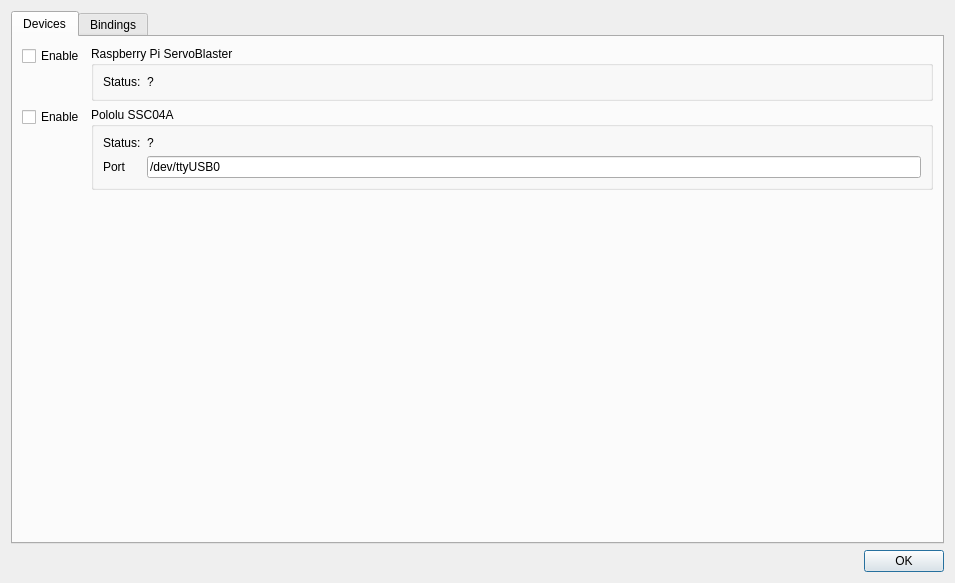
Qt form dialogs/hardwaredialog.ui (vranki/ExtPlane-Panel) before a commit.
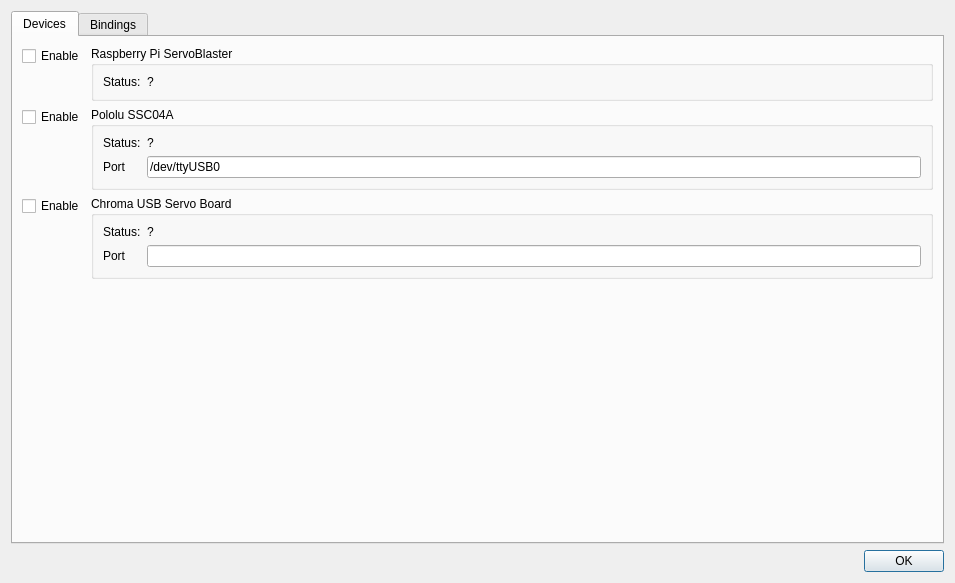
The same form after that commit.

Commit message: Chroma output device support, other minor fixes to hw side

```diff
--- a/dialogs/hardwaredialog.ui
+++ b/dialogs/hardwaredialog.ui
@@ -98,6 +98,46 @@
          </layout>
         </widget>
        </item>
+       <item row="2" column="1">
+        <widget class="QGroupBox" name="groupBox_4">
+         <property name="title">
+          <string>Chroma USB Servo Board</string>
+         </property>
+         <layout class="QFormLayout" name="formLayout_5">
+          <item row="0" column="0">
+           <widget class="QLabel" name="label_13">
+            <property name="text">
+             <string>Status:</string>
+            </property>
+           </widget>
+          </item>
+          <item row="0" column="1">
+           <widget class="QLabel" name="chromaWorkingLabel">
+            <property name="text">
+             <string>?</string>
+            </property>
+           </widget>
+          </item>
+          <item row="1" column="0">
+           <widget class="QLabel" name="label_14">
+            <property name="text">
+             <string>Port</string>
+            </property>
+           </widget>
+          </item>
+          <item row="1" column="1">
+           <widget class="QLineEdit" name="chromaPort"/>
+          </item>
+         </layout>
+        </widget>
+       </item>
+       <item row="2" column="0">
+        <widget class="QCheckBox" name="enableChroma">
+         <property name="text">
+          <string>Enable</string>
+         </property>
+        </widget>
+       </item>
       </layout>
      </widget>
      <widget class="QWidget" name="tab_2">
```
Left out of the diff: 7 changed lines with no effect on the pictures. The commit also changes 7 other files.
